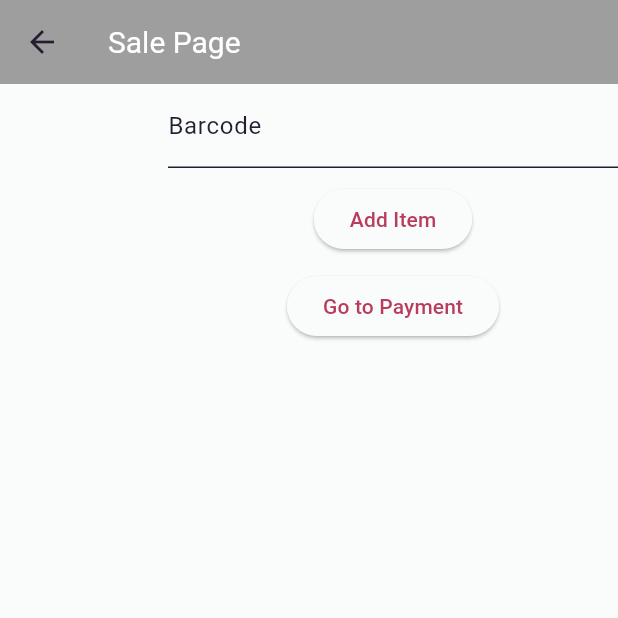
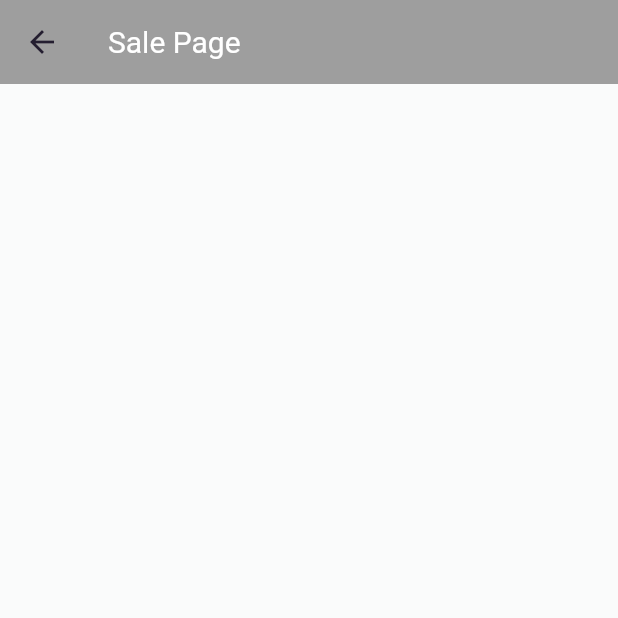
Before and after one commit to pcsgtg178/Krua-POS, a Flutter app: the SaleScreen screen opened by its route, on a phone screen of 412 x 824 dp, the top half of it. Run offline on Flutter 3.47's test engine with Material 3 defaults, Android fonts, the phone set to English and light mode, and no system bars; our stand-ins replace bloc, flutter_bloc, freezed_annotation, go_router, package_info_plus, shared_preferences; accounts and stored records are empty.

Commit message:
update: screen

```diff
--- a/lib/routing/router.dart
+++ b/lib/routing/router.dart
@@ -1,6 +1,7 @@
 import 'package:flutter/material.dart';
 
 import 'package:go_router/go_router.dart';
+import 'package:krua_pos/screens/order_screen/order_screen.dart';
 
 import 'package:krua_pos/services/authentication.dart';
 
@@ -27,6 +28,10 @@ final GoRouter router = GoRouter(
       builder: (context, state) => const LoginScreen(),
     ),
     GoRoute(
+      path: '/order',
+      builder: (context, state) => const OrderScreen(),
+    ),
+    GoRoute(
       path: '/',
       builder: (context, state) => HomeScreen(),
       routes: [
--- a/lib/screens/home_screen/home_screen.dart
+++ b/lib/screens/home_screen/home_screen.dart
@@ -23,6 +23,7 @@ class _HomeScreenState extends State<HomeScreen> {
         child: Column(
           mainAxisAlignment: MainAxisAlignment.center,
           children: [
+            Text('Dashboards.')
           ],
         ),
       ),
--- a/lib/screens/sale_screen/sale_screen.dart
+++ b/lib/screens/sale_screen/sale_screen.dart
@@ -48,21 +48,7 @@ class SaleScreen extends StatelessWidget {
                     width: 300.0,
                     child: Column(
                       children: [
-                        TextField(
-                          controller: barcodeCtrl,
-                          decoration: const InputDecoration(
-                            label: Text('Barcode'),
-                            hintText: 'Please enter barcode.'
-                          ),
-                        ),
-                        SizedBox(height: 10.0),
-                        ElevatedButton(onPressed: () {
-                          context.read<SaleBloc>().add(ItemAdded(barcodeCtrl.text));
-                        }, child: const Text('Add Item')),
-                        SizedBox(height: 10.0),
-                        ElevatedButton(onPressed: () {
-                          context.go('/sale/payment', extra: receipt);
-                        }, child: const Text('Go to Payment'))
+
                       ],
                     ),
                   )
```
Also changed, not shown: lib/screens/layouts/app_sidebar.dart (+24 -11 lines), lib/screens/order_screen/order_screen.dart (+17 -0 lines).
